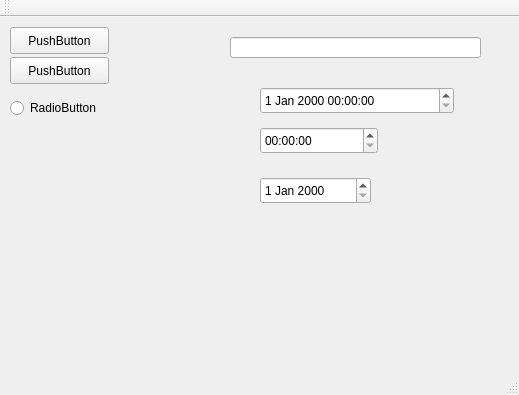
The window that mainwindow.ui (smandy/qtexperiment) describes before a commit, drawn with Qt 5.
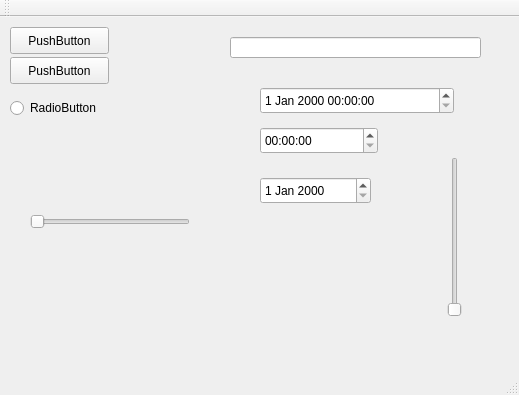
The same window after the commit.

What changed in the file:
```diff
--- a/mainwindow.ui
+++ b/mainwindow.ui
@@ -93,6 +93,32 @@
      </rect>
     </property>
    </widget>
+   <widget class="QSlider" name="horizontalSlider">
+    <property name="geometry">
+     <rect>
+      <x>30</x>
+      <y>190</y>
+      <width>160</width>
+      <height>29</height>
+     </rect>
+    </property>
+    <property name="orientation">
+     <enum>Qt::Horizontal</enum>
+    </property>
+   </widget>
+   <widget class="QSlider" name="verticalSlider">
+    <property name="geometry">
+     <rect>
+      <x>440</x>
+      <y>140</y>
+      <width>29</width>
+      <height>160</height>
+     </rect>
+    </property>
+    <property name="orientation">
+     <enum>Qt::Vertical</enum>
+    </property>
+   </widget>
   </widget>
   <widget class="QMenuBar" name="menuBar">
    <property name="geometry">
```
